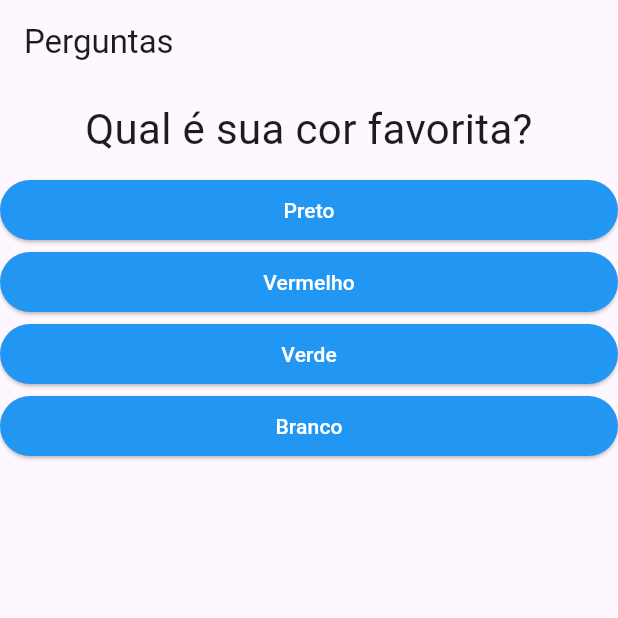
After one commit to diegogiovane/ProjetoPerguntas, a Flutter app: the screen it shows after launch, on a phone screen of 412 x 824 dp, the top half of it. The commit adds this screen. Run offline on Flutter 3.47's test engine with Material 3 defaults, Android fonts, the phone set to English and light mode, and no system bars.

Commit message:
60. Widget Questionario

```diff
--- a/lib/main.dart
+++ b/lib/main.dart
@@ -1,6 +1,5 @@
 import 'package:flutter/material.dart';
-import './questao.dart';
-import './resposta.dart';
+import './questionario.dart';
 import './resultado.dart';
 
 void main(List<String> args) =>	runApp(const PerguntaApp());
@@ -36,19 +35,19 @@ class _PerguntaAppState extends State<PerguntaApp> {
 
 	@override
 	Widget build(BuildContext context) {
-		List<String> respostas = temPerguntaSelecionada ? _perguntas[_perguntaSelecionada]['respostas'] : [];
-
 		return MaterialApp(
 			home: Scaffold(
 				appBar: AppBar(
 					title: const Text('Perguntas'),
 				),
-				body: temPerguntaSelecionada ? Column(
-					children: <Widget>[
-				    	Questao(texto: _perguntas[_perguntaSelecionada]['texto']),
-						...respostas.map((t) => Resposta(texto: t, quandoSelecionado: _responder))
-					],
-				) : const Resultado(),
+				body: temPerguntaSelecionada
+					? Questionario(
+						perguntaSelecionada: _perguntaSelecionada,
+						perguntas: _perguntas,
+						temPerguntaSelecionada: temPerguntaSelecionada,
+						quandoResponder: _responder,
+					)
+					: const Resultado(),
 			)
 		);
 	}
--- /dev/null
+++ b/lib/questionario.dart
@@ -0,0 +1,32 @@
+import 'package:flutter/material.dart';
+import './questao.dart';
+import './resposta.dart';
+
+class Questionario extends StatelessWidget {
+    const Questionario({
+        super.key,
+        required this.perguntas,
+        required this.perguntaSelecionada,
+        required this.temPerguntaSelecionada,
+        required this.quandoResponder,
+    });
+
+    final List<Map> perguntas;
+    final int perguntaSelecionada;
+    final bool temPerguntaSelecionada;
+    final void Function() quandoResponder;
+
+    @override
+    Widget build(BuildContext context) {
+        List<String> respostas = temPerguntaSelecionada
+            ? perguntas[perguntaSelecionada]['respostas']
+            : [];
+
+        return Column(
+            children: <Widget>[
+                Questao(texto: perguntas[perguntaSelecionada]['texto']),
+                ...respostas.map((t) => Resposta(texto: t, quandoSelecionado: quandoResponder))
+            ],
+        );
+    }
+}
```
